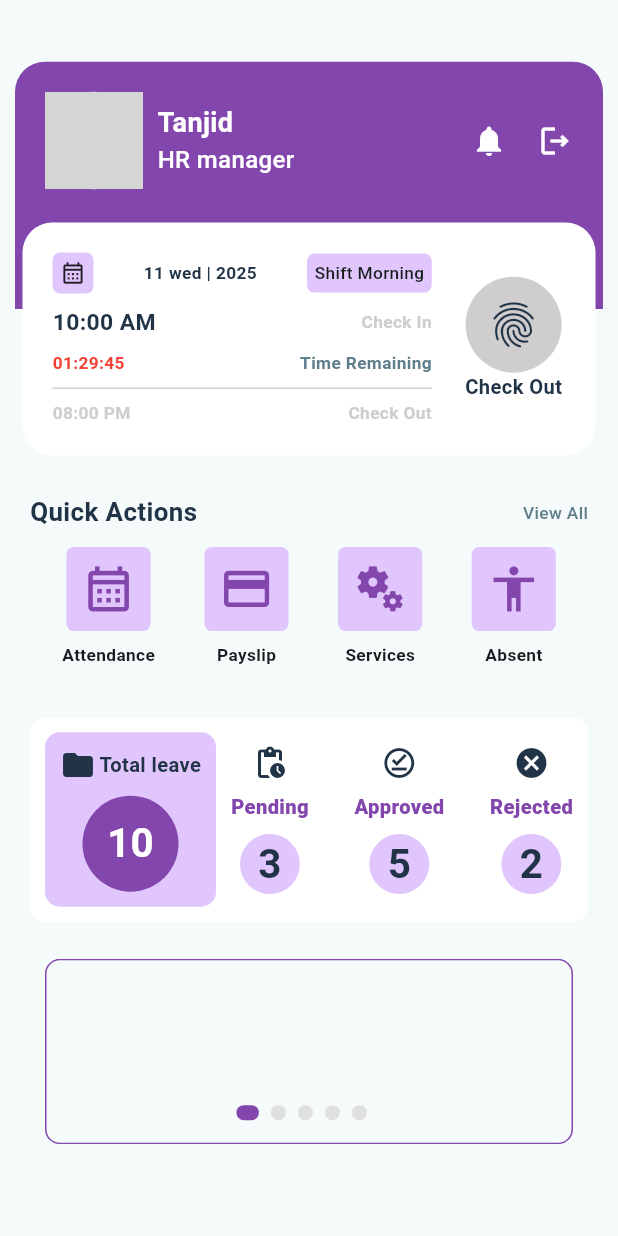
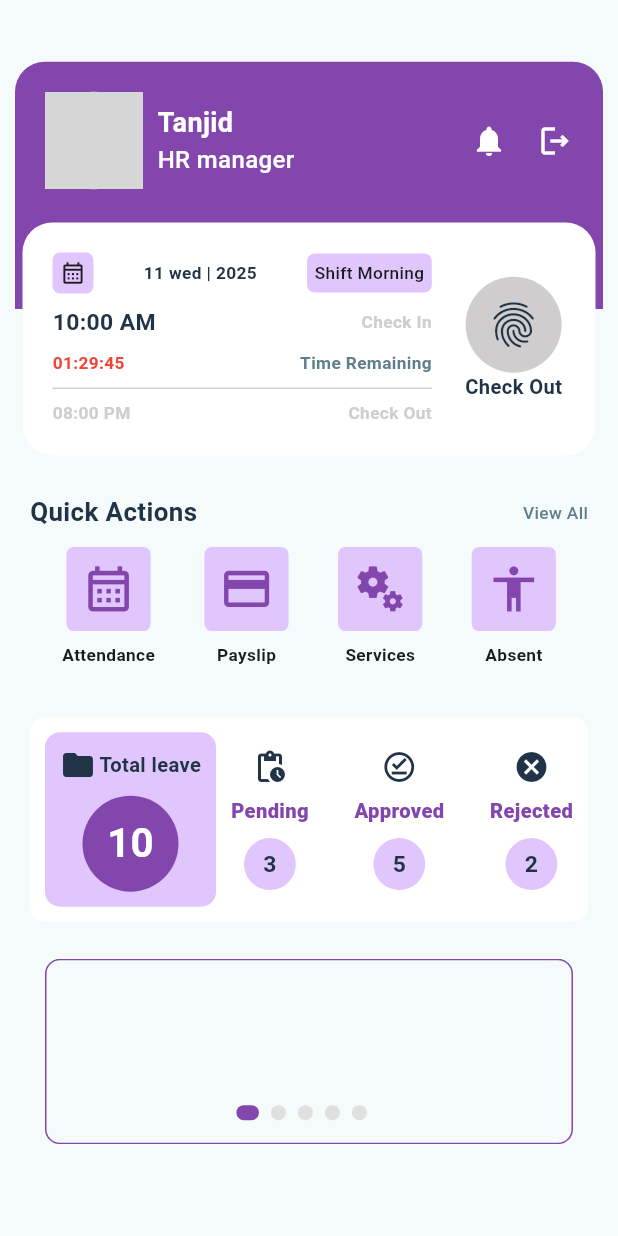
Before and after one commit to Tanjid470/neways_task, a Flutter app: the screen it shows after launch, on a phone screen of 412 x 824 dp. Run offline on Flutter 3.47's test engine with Material 3 defaults, Android fonts, the phone set to English and light mode, and no system bars; drawn by our look-alikes of carousel_slider; our stand-ins replace firebase_core, flutter_smart_dialog, get, shared_preferences; accounts and stored records are empty; network calls fail; grey boxes are pictures that could not be loaded.

Commit message:
feat: Modified Leave Status Card Widget

```diff
--- a/lib/feature/home/presentation/widget/leave_status_card.dart
+++ b/lib/feature/home/presentation/widget/leave_status_card.dart
@@ -24,9 +24,9 @@ class LeaveStatusCard extends StatelessWidget {
           Icon(icon,color: AppColor.blackColor,),
           Text(title,style: TextStyle(fontSize: TextSize.font14(context),color: AppColor.baseColor,fontWeight: FontWeight.w800)),
           CircleAvatar(
-              radius: 20,
+              radius: TextSize.font18(context),
               backgroundColor: AppColor.baseColorShadow,
-              child:Text(days,style: TextStyle(fontSize: TextSize.font28(context),fontWeight: FontWeight.bold,color: AppColor.blackColor),)
+              child:Text(days,style: TextStyle(fontSize: TextSize.font16(context),fontWeight: FontWeight.bold,color: AppColor.blackColor),)
           )
         ]
     );
```
